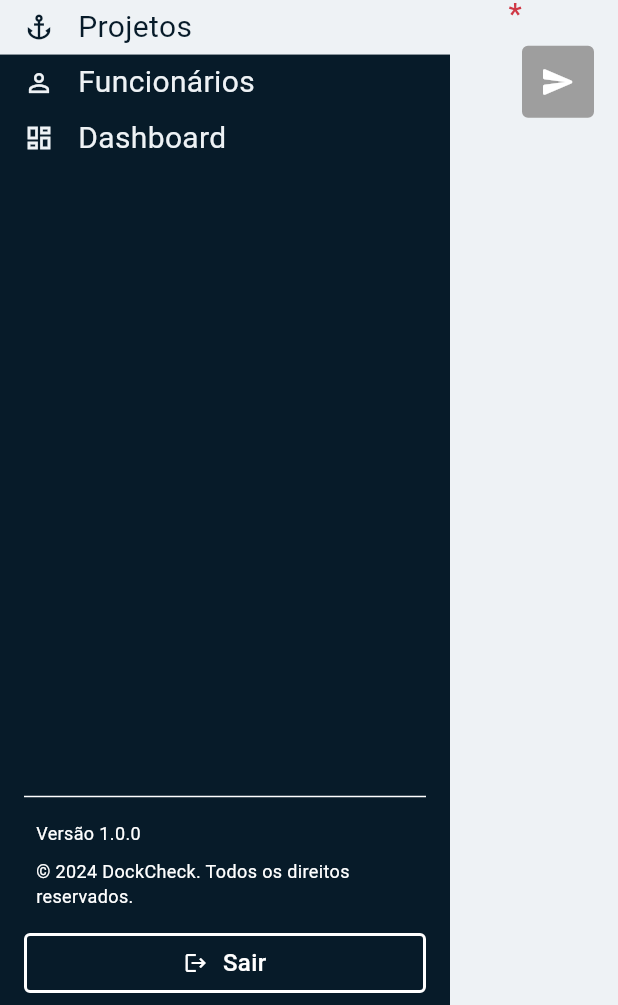
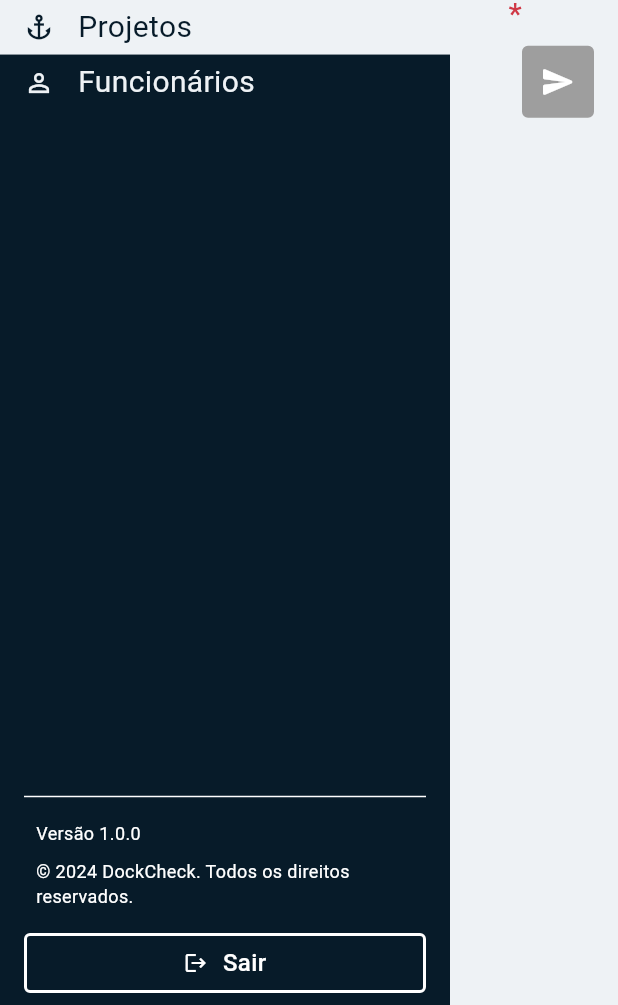
Before and after one commit to lucland/DockCheck-Web, a Flutter app: the Home screen opened directly, on a phone screen of 412 x 824 dp, the part 231-1236 px from its top. Run offline on Flutter 3.47's test engine with Material 3 defaults, Android fonts, the phone set to English and light mode, and no system bars; our stand-ins replace clock, file_picker, flutter_bloc, flutter_svg, hive; accounts and stored records are empty; network calls fail; Roboto replaces fonts that are missing (Poppins, ProximaNova); project files that could hold a hidden picture were left out.

Commit message:
Refactor Home widget and remove unused code

```diff
--- a/lib/features/home/home.dart
+++ b/lib/features/home/home.dart
@@ -18,22 +18,10 @@ class Home extends StatefulWidget {
 }
 
 class _HomeState extends State<Home> {
-  List<Widget> listWidget = [
-    Container(
-      color: Colors.amber,
-      height: 500,
-    ),
-    Container(
-      color: Colors.purple,
-      height: 500,
-    )
-  ];
-
   String selectedPage = 'projetos';
 
   @override
   Widget build(BuildContext context) {
-    context.read<PesquisarCubit>().fetchEmployees();
     return Scaffold(
       body: Row(
         children: [
@@ -136,6 +124,7 @@ class _HomeState extends State<Home> {
                         ),
                       ),
                     ),
+                    /*
                     InkWell(
                       onTap: () {
                         setState(() {
@@ -177,6 +166,7 @@ class _HomeState extends State<Home> {
                         ),
                       ),
                     ),
+                    */
                   ],
                 ),
                 //text with version
@@ -258,14 +248,9 @@ class _HomeState extends State<Home> {
             ),
           ),
           if (selectedPage == 'funcionarios') ...{
-            FuncionariosWidget(listWidget: listWidget),
+            FuncionariosWidget(),
           } else if (selectedPage == 'projetos') ...{
             const Projects(),
-          } else if (selectedPage == 'dashboard') ...{
-            Container(
-              color: Colors.green,
-              height: 500,
-            )
           }
         ],
       ),
```
